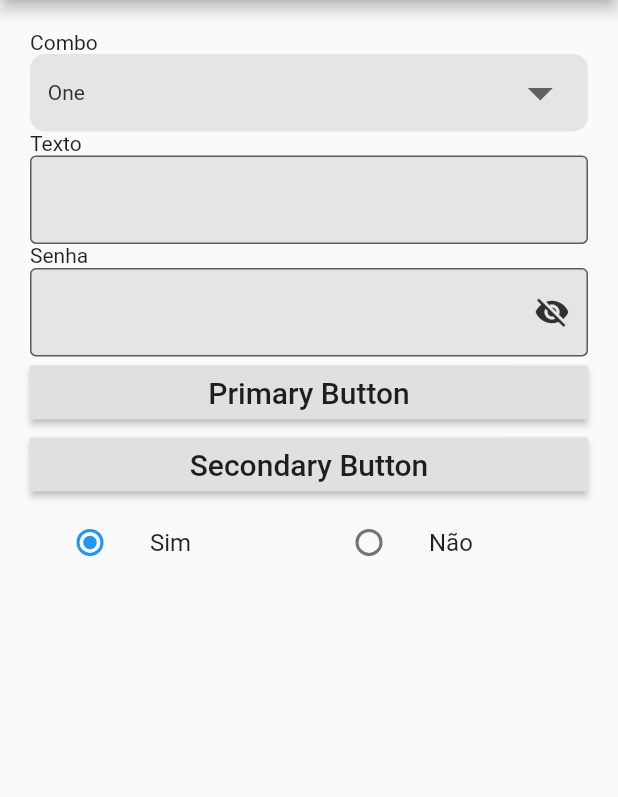
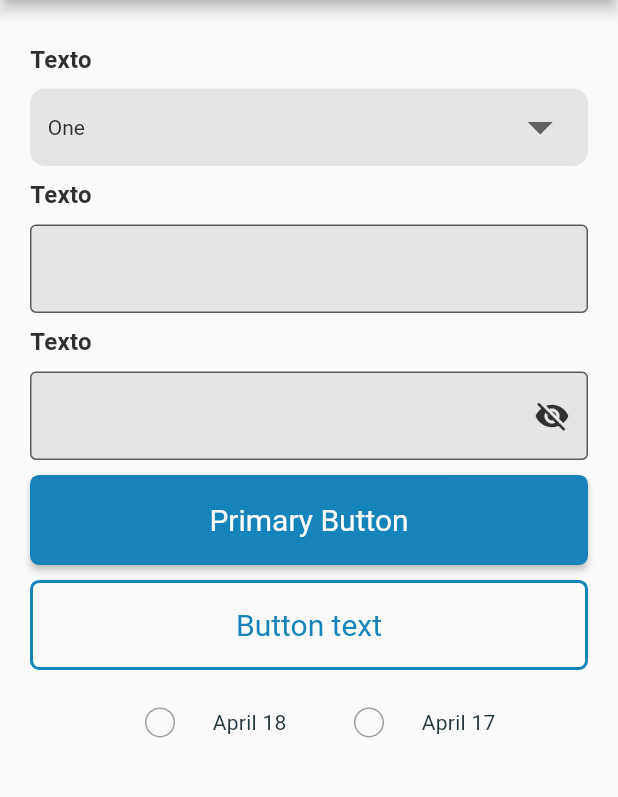
Before and after one commit to avilela/Pos, a Flutter app: the screen it shows after launch, on a phone screen of 412 x 824 dp, the part 84-881 px from its top. Run offline on Flutter 3.47's test engine with Material 2 defaults, Android fonts, the phone set to English and light mode, and no system bars.

Commit message:
Componentes estilizados

```diff
--- a/pos/lib/components/dropdown.dart
+++ b/pos/lib/components/dropdown.dart
@@ -1,4 +1,6 @@
 import 'package:flutter/material.dart';
+import 'package:pos/components/text.dart';
+import '../themes/text_theme.dart';
 
 class DropDownWidget extends StatefulWidget {
   DropDownWidget({Key key}) : super(key: key);
@@ -18,7 +20,9 @@ class _DropDownWidgetState extends State<DropDownWidget> {
     return Column(
       crossAxisAlignment: CrossAxisAlignment.start,
       children: [
-        Text('Combo'),
+        Padding(padding: EdgeInsets.only(top: 10)),
+        TextWidget(),
+        Padding(padding: EdgeInsets.all(5)),
         Container(
             padding: EdgeInsets.symmetric(horizontal: 10.0),
             decoration: BoxDecoration(
--- a/pos/lib/components/input_password.dart
+++ b/pos/lib/components/input_password.dart
@@ -1,4 +1,5 @@
 import 'package:flutter/material.dart';
+import 'package:pos/components/text.dart';
 
 class PasswordInputText extends StatefulWidget {
   const PasswordInputText(
@@ -35,7 +36,9 @@ class _PasswordInputTextState extends State<PasswordInputText> {
     return Column(
       crossAxisAlignment: CrossAxisAlignment.start,
       children: [
-        Text('Senha'),
+        Padding(padding: EdgeInsets.only(top: 10)),
+        TextWidget(),
+        Padding(padding: EdgeInsets.all(5)),
         TextField(
           obscureText: showPassword,
           controller: controller,
--- a/pos/lib/components/input_text.dart
+++ b/pos/lib/components/input_text.dart
@@ -1,5 +1,7 @@
 //TextField()
 import 'package:flutter/material.dart';
+import 'package:pos/components/text.dart';
+import '../themes/text_theme.dart';
 
 class TextInputWidget extends StatefulWidget {
   TextInputWidget({Key key}) : super(key: key);
@@ -14,7 +16,9 @@ class _TextInputWidgetState extends State<TextInputWidget> {
     return Column(
       crossAxisAlignment: CrossAxisAlignment.start,
       children: [
-        Text('Texto'),
+        Padding(padding: EdgeInsets.only(top: 10)),
+        TextWidget(),
+        Padding(padding: EdgeInsets.all(5)),
         TextField(
           decoration: InputDecoration(
               border: const OutlineInputBorder(),
--- a/pos/lib/components/primary_button.dart
+++ b/pos/lib/components/primary_button.dart
@@ -12,9 +12,18 @@ class _PrimaryButtonWidgetState extends State<PrimaryButtonWidget> {
   Widget build(BuildContext context) {
     return SizedBox(
       width: double.infinity,
+      height: 60.0,
       child: RaisedButton(
+        color: Color(0xFF1684BA),
+        shape: RoundedRectangleBorder(
+          borderRadius: BorderRadius.circular(6.0),
+        ),
         onPressed: () {},
-        child: const Text('Primary Button', style: TextStyle(fontSize: 20)),
+        child: const Text('Primary Button',
+            style: TextStyle(
+                fontSize: 20,
+                color: Colors.white,
+                fontWeight: FontWeight.normal)),
       ),
     );
   }
--- a/pos/lib/components/radio_input.dart
+++ b/pos/lib/components/radio_input.dart
@@ -1,51 +1,43 @@
 import 'package:flutter/material.dart';
 
-enum SingingCharacter { sim, nao }
-SingingCharacter _character = SingingCharacter.sim;
+class RadioItem extends StatelessWidget {
+  final RadioModel _item;
 
-class RadioButtonRow extends StatefulWidget {
-  @override
-  _RadioButtonRowState createState() => _RadioButtonRowState();
-}
+  RadioItem(this._item);
 
-class _RadioButtonRowState extends State<RadioButtonRow> {
   @override
   Widget build(BuildContext context) {
-    final width = MediaQuery.of(context).size.width;
-    return Container(
-      width: width,
-      child: Row(
+    return new Container(
+      margin: new EdgeInsets.all(15.0),
+      child: new Row(
+        mainAxisSize: MainAxisSize.max,
         children: <Widget>[
-          Expanded(
-            child: ListTile(
-              title: const Text('Sim'),
-              leading: Radio(
-                value: SingingCharacter.sim,
-                groupValue: _character,
-                onChanged: (SingingCharacter value) {
-                  setState(() {
-                    _character = value;
-                  });
-                },
+          new Container(
+            height: 50.0,
+            width: 50.0,
+            decoration: new BoxDecoration(
+              color: _item.isSelected ? Colors.blueAccent : Colors.transparent,
+              shape: BoxShape.circle,
+              border: new Border.all(
+                width: 1.0,
+                color: _item.isSelected ? Colors.blueAccent : Colors.grey,
               ),
             ),
           ),
-          Expanded(
-            child: ListTile(
-              title: const Text('Não'),
-              leading: Radio(
-                value: SingingCharacter.nao,
-                groupValue: _character,
-                onChanged: (SingingCharacter value) {
-                  setState(() {
-                    _character = value;
-                  });
-                },
-              ),
-            ),
-          ),
+          new Container(
+            margin: new EdgeInsets.only(left: 10.0),
+            child: new Text(_item.text),
+          )
         ],
       ),
     );
   }
 }
+
+class RadioModel {
+  bool isSelected;
+  final String buttonText;
+  final String text;
+
+  RadioModel(this.isSelected, this.buttonText, this.text);
+}
--- a/pos/lib/components/secondary_button.dart
+++ b/pos/lib/components/secondary_button.dart
@@ -10,11 +10,26 @@ class SecondaryButtonWidget extends StatefulWidget {
 class _SecondaryButtonWidgetState extends State<SecondaryButtonWidget> {
   @override
   Widget build(BuildContext context) {
-    return SizedBox(
+    return new SizedBox(
       width: double.infinity,
-      child: RaisedButton(
-        onPressed: () {},
-        child: const Text('Secondary Button', style: TextStyle(fontSize: 20)),
+      height: 60.0,
+      child: FlatButton(
+        child: new Text(
+          "Button text",
+          style: TextStyle(
+              fontSize: 20,
+              color: Color(0xFF1684BA),
+              fontWeight: FontWeight.normal),
+        ),
+        onPressed: null,
+        shape: new RoundedRectangleBorder(
+          borderRadius: new BorderRadius.circular(6.0),
+          side: BorderSide(
+            color: Color(0xFF1684BA),
+            width: 2,
+            style: BorderStyle.solid,
+          ),
+        ),
       ),
     );
   }
--- /dev/null
+++ b/pos/lib/components/text.dart
@@ -0,0 +1,18 @@
+import 'package:flutter/material.dart';
+
+class TextWidget extends StatefulWidget {
+  TextWidget({Key key}) : super(key: key);
+
+  @override
+  _TextWidgetState createState() => _TextWidgetState();
+}
+
+class _TextWidgetState extends State<TextWidget> {
+  @override
+  Widget build(BuildContext context) {
+    return Text(
+      'Texto',
+      style: Theme.of(context).textTheme.headline6,
+    );
+  }
+}
--- a/pos/lib/main.dart
+++ b/pos/lib/main.dart
@@ -1,6 +1,6 @@
 import 'package:flutter/material.dart';
 import 'page/home.dart';
-import 'themas/'
+import 'themes/text_theme.dart';
 
 void main() {
   runApp(MyApp());
@@ -13,7 +13,7 @@ class MyApp extends StatelessWidget {
     return MaterialApp(
       title: 'Style Guide',
       theme: ThemeData(
-        textTheme: ,
+        textTheme: TextThemes.textTheme,
         primarySwatch: Colors.blue,
         visualDensity: VisualDensity.adaptivePlatformDensity,
       ),
--- a/pos/lib/page/home.dart
+++ b/pos/lib/page/home.dart
@@ -16,13 +16,24 @@ class MyHomePage extends StatefulWidget {
 }
 
 class _MyHomePageState extends State<MyHomePage> {
+  List<RadioModel> sampleData = new List<RadioModel>();
+
+  @override
+  void initState() {
+    // TODO: implement initState
+    super.initState();
+    sampleData.add(new RadioModel(false, 'A', 'April 18'));
+    sampleData.add(new RadioModel(false, 'B', 'April 17'));
+  }
+
   @override
   Widget build(BuildContext context) {
     return Scaffold(
       appBar: AppBar(
         title: Text(widget.title),
       ),
-        body: Container(
+      body: SingleChildScrollView(
+        child: Container(
           width: MediaQuery.of(context).size.width,
           height: MediaQuery.of(context).size.height,
           child: SafeArea(
@@ -39,12 +50,40 @@ class _MyHomePageState extends State<MyHomePage> {
                   DropDownWidget(),
                   TextInputWidget(),
                   PasswordInputText(),
+                  Padding(padding: EdgeInsets.only(top: 10)),
                   PrimaryButtonWidget(),
+                  Padding(padding: EdgeInsets.only(top: 10)),
                   SecondaryButtonWidget(),
-                    RadioButtonRow()
+                  Padding(padding: EdgeInsets.only(top: 10)),
+                  Container(
+                    height: 50,
+                    width: MediaQuery.of(context).size.width,
+                    child: Center(
+                      child: new ListView.builder(
+                        itemCount: sampleData.length,
+                        scrollDirection: Axis.horizontal,
+                        shrinkWrap: true,
+                        itemBuilder: (BuildContext context, int index) {
+                          return GestureDetector(
+                            onTap: () {
+                              setState(() {
+                                sampleData.forEach(
+                                    (element) => element.isSelected = false);
+                                sampleData[index].isSelected = true;
+                              });
+                            },
+                            child: new RadioItem(sampleData[index]),
+                          );
+                        },
+                      ),
+                    ),
+                  )
                 ],
               ),
             ),
-            )));
+          ),
+        ),
+      ),
+    );
   }
 }
--- a/pos/lib/themas/text_theme.dart
+++ b/pos/lib/themes/text_theme.dart
@@ -1,7 +1,7 @@
 import 'package:flutter/material.dart';
 
-class TextTheme {
-  TextTheme._();
+class TextThemes {
+  TextThemes._();
 
   static const Color nearlyWhite = Color(0xFFFAFAFA);
   static const Color white = Color(0xFFFFFFFF);
@@ -53,7 +53,7 @@ class TextTheme {
     fontWeight: FontWeight.bold,
     fontSize: 16,
     letterSpacing: 0.18,
-    color: darkerText,
+    color: Color(0xFF303030),
   );
 
   static const TextStyle subtitle = TextStyle(
@@ -75,7 +75,7 @@ class TextTheme {
   static const TextStyle body1 = TextStyle(
     fontFamily: fontName,
     fontWeight: FontWeight.w400,
-    fontSize: 16,
+    fontSize: 32,
     letterSpacing: -0.05,
     color: darkText,
   );
```
Lines whose indentation alone changed are shown as unchanged.
